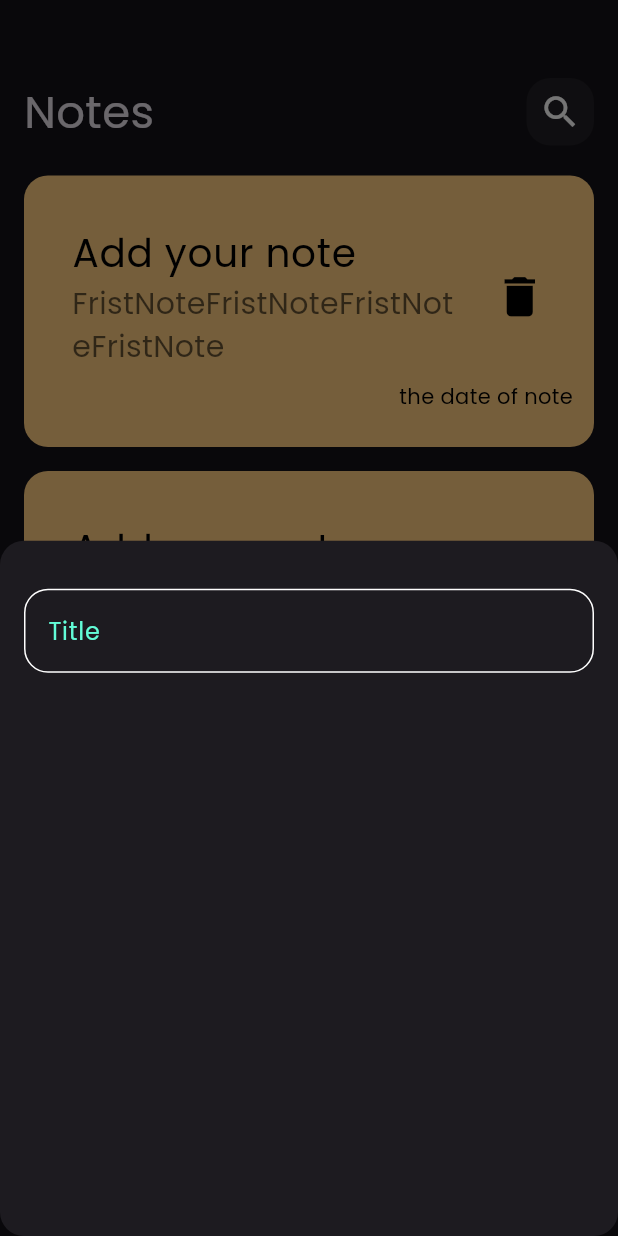
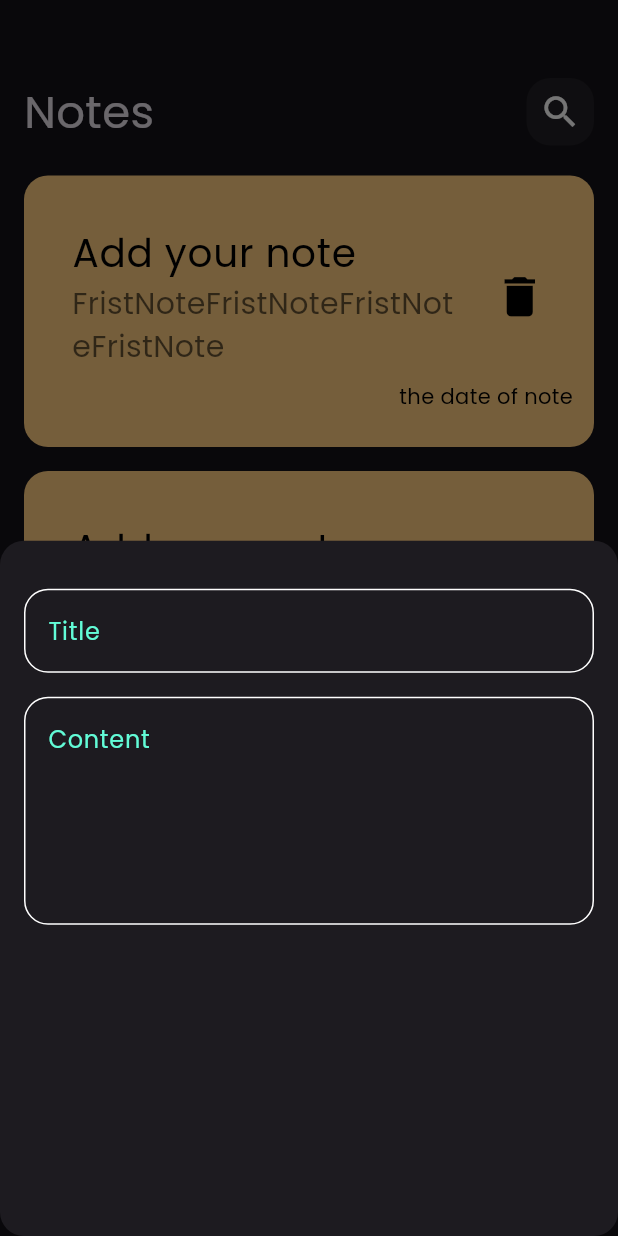
Before and after one commit to Kaream66/notes_app, a Flutter app: the screen it shows after launch, after a tap on the "add" icon, on a phone screen of 412 x 824 dp. Run offline on Flutter 3.47's test engine with Material 3 defaults, Android fonts, the phone set to English and light mode, and no system bars.

Commit message:
add textfields to bottomsheet

```diff
--- a/lib/widgets/add_note_bottom_sheet.dart
+++ b/lib/widgets/add_note_bottom_sheet.dart
@@ -7,11 +7,22 @@ class CustomBottomSheet extends StatelessWidget {
   @override
   Widget build(BuildContext context) {
     return const Padding(
-      padding:  EdgeInsets.symmetric(horizontal: 16),
+      padding: EdgeInsets.symmetric(horizontal: 16),
       child: Column(
         children: [
-          SizedBox(height: 32,),
-          CustomTextField(),
+          SizedBox(
+            height: 32,
+          ),
+          CustomTextField(
+            hint: 'Title',
+          ),
+          SizedBox(
+            height: 16,
+          ),
+          CustomTextField(
+            hint: 'Content',
+            maxLines: 5,
+          ),
         ],
       ),
     );
--- a/lib/widgets/custom_text_field.dart
+++ b/lib/widgets/custom_text_field.dart
@@ -2,17 +2,21 @@ import 'package:flutter/material.dart';
 import 'package:note_app/consts.dart';
 
 class CustomTextField extends StatelessWidget {
-  const CustomTextField({super.key});
+  const CustomTextField({super.key, required this.hint, this.maxLines = 1});
+
+  final String hint;
+  final int maxLines;
 
   @override
   Widget build(BuildContext context) {
     return TextFormField(
+      maxLines: maxLines,
       decoration: InputDecoration(
         border: buildBorder(),
         enabledBorder: buildBorder(),
         focusedBorder: buildBorder(kPrimaryColor),
-        hintText: 'Title',
-        hintStyle: TextStyle(color: kPrimaryColor),
+        hintText: hint,
+        hintStyle:const TextStyle(color: kPrimaryColor),
       ),
     );
   }
@@ -21,8 +25,7 @@ class CustomTextField extends StatelessWidget {
     return OutlineInputBorder(
         borderRadius: BorderRadius.circular(16),
         borderSide: BorderSide(
-          color:color?? Colors.white,
-        )
-      );
+          color: color ?? Colors.white,
+        ));
   }
 }
```
